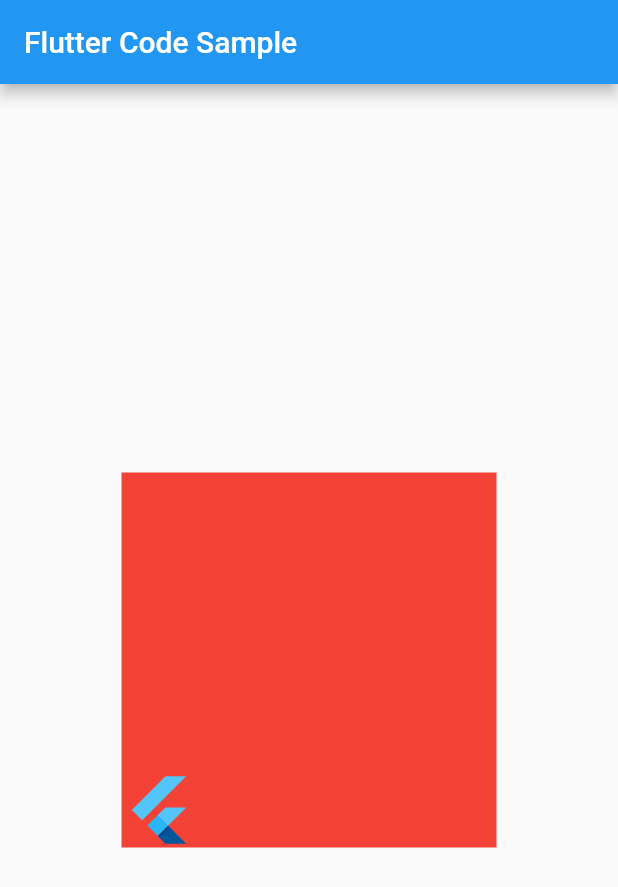
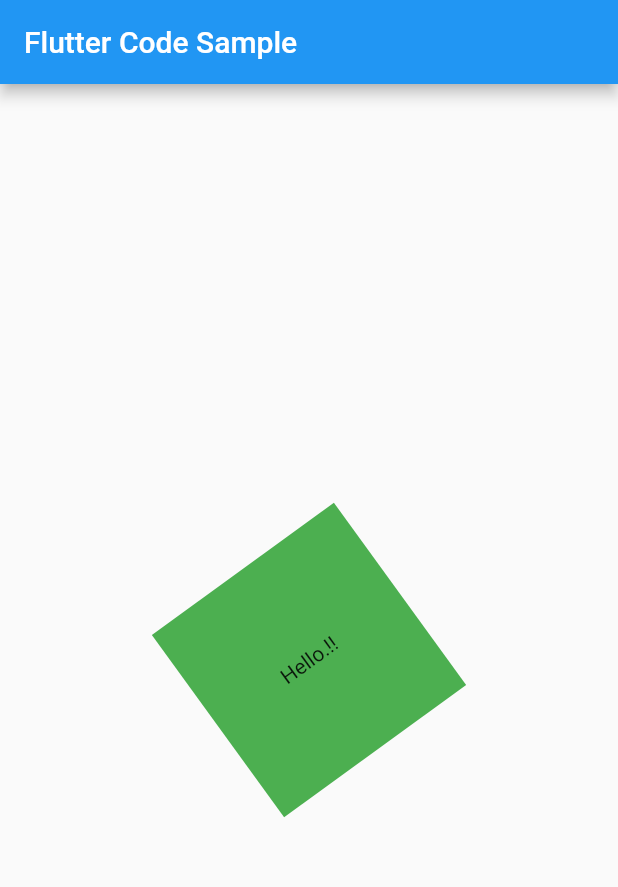
Before and after one commit to Bhargav5365/Flutter-widgets, a Flutter app: the screen it shows after launch, on a phone screen of 412 x 824 dp. Shown: the top 887 px of the screen. Run offline on Flutter 3.47's test engine with Material 2 defaults, Android fonts, the phone set to English and light mode, and no system bars.

Commit message:
AnimatedBuilder

```diff
--- a/lib/main.dart
+++ b/lib/main.dart
@@ -1,6 +1,6 @@
 import 'package:flutter/cupertino.dart';
 import 'package:flutter/material.dart';
-import 'package:flutter_widgets/practice/AnimatedAlign.dart';
+import 'package:flutter_widgets/practice/AnimatedBuilder.dart';
 
 void main() => runApp(const MyApp());
 
--- a/lib/practice/AnimatedAlign.dart
+++ b/lib/practice/AnimatedAlign.dart
@@ -23,11 +23,11 @@ class _MyStatefulWidgetState extends State<MyStatefulWidget> {
         child: Container(
           width: 250.0,
           height: 250.0,
-          color: Colors.red,
+          color: Colors.grey[300],
           child: AnimatedAlign(
-            alignment: selected ? Alignment.topRight : Alignment.bottomLeft,
+            alignment: selected ? Alignment.topLeft : Alignment.bottomRight,
             duration: const Duration(seconds: 1),
-            curve: Curves.fastOutSlowIn,
+            curve: Curves.bounceIn,
             child: const FlutterLogo(size: 50.0),
           ),
         ),
--- /dev/null
+++ b/lib/practice/AnimatedBuilder.dart
@@ -0,0 +1,47 @@
+import 'dart:math' as math;
+
+import 'package:flutter/material.dart';
+
+class MyStatefulWidget extends StatefulWidget {
+  const MyStatefulWidget({Key? key}) : super(key: key);
+
+  @override
+  State<MyStatefulWidget> createState() => _MyStatefulWidgetState();
+}
+
+class _MyStatefulWidgetState extends State<MyStatefulWidget>
+    with TickerProviderStateMixin {
+  late final AnimationController _controller = AnimationController(
+    duration: const Duration(seconds: 10),
+    vsync: this,
+  )..repeat();
+
+  @override
+  void dispose() {
+    _controller.dispose();
+    super.dispose();
+  }
+
+  @override
+  Widget build(BuildContext context) {
+    return Center(
+      child: AnimatedBuilder(
+        animation: _controller,
+        child: Container(
+          width: 150.0,
+          height: 150.0,
+          color: Colors.green,
+          child: Center(
+            child: Text('Hello.!!'),
+          ),
+        ),
+        builder: (BuildContext context, Widget? child) {
+          return Transform.rotate(
+            angle: _controller.value * 10.0 * math.pi,
+            child: child,
+          );
+        },
+      ),
+    );
+  }
+}
```
